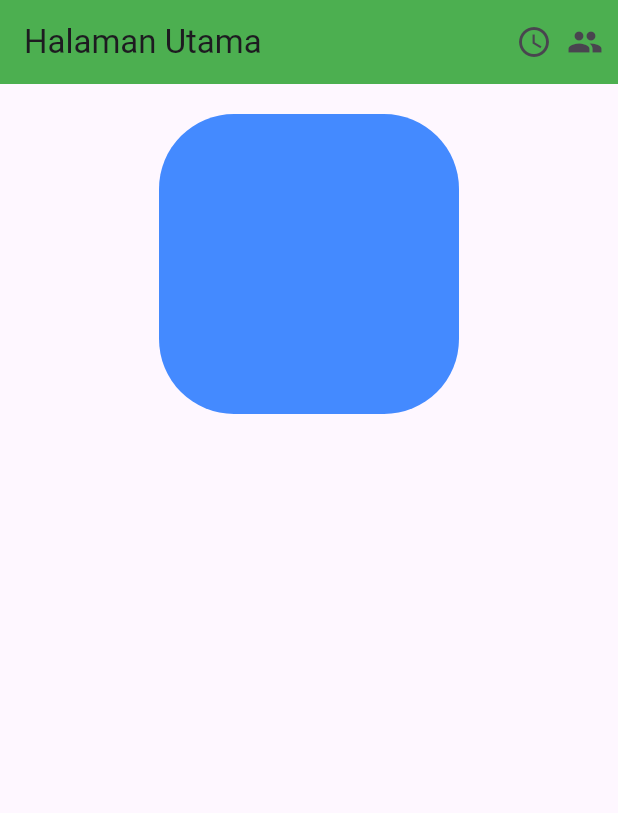
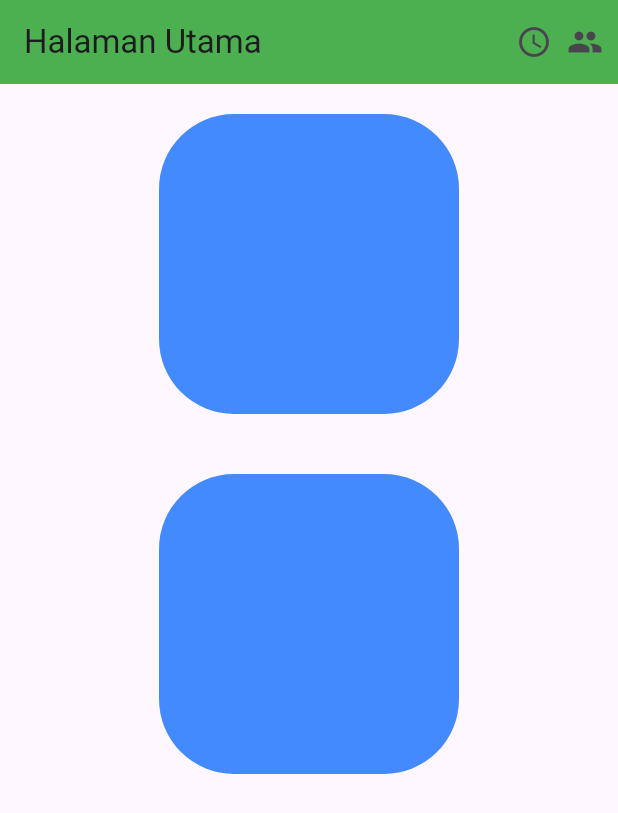
Before and after one commit to AbdulReyza/tugas_week_5_1123150072, a Flutter app: the screen it shows after launch, on a phone screen of 412 x 824 dp. Shown: the top 813 px of the screen. Run offline on Flutter 3.47's test engine with Material 3 defaults, Android fonts, the phone set to English and light mode, and no system bars.

Commit message:
buat 2 container

```diff
--- a/lib/main.dart
+++ b/lib/main.dart
@@ -45,6 +45,15 @@ class Home extends StatelessWidget {
                       borderRadius: BorderRadius.circular(50)
                     ),
                   ),
+                  Container(
+                    height: 200,
+                    width: 200,
+                    margin: EdgeInsets.all(20),
+                    decoration: BoxDecoration(
+                      color: Colors.blueAccent,
+                      borderRadius: BorderRadius.circular(50)
+                    ),
+                  ),
                 ],
               ),
             ),
```
